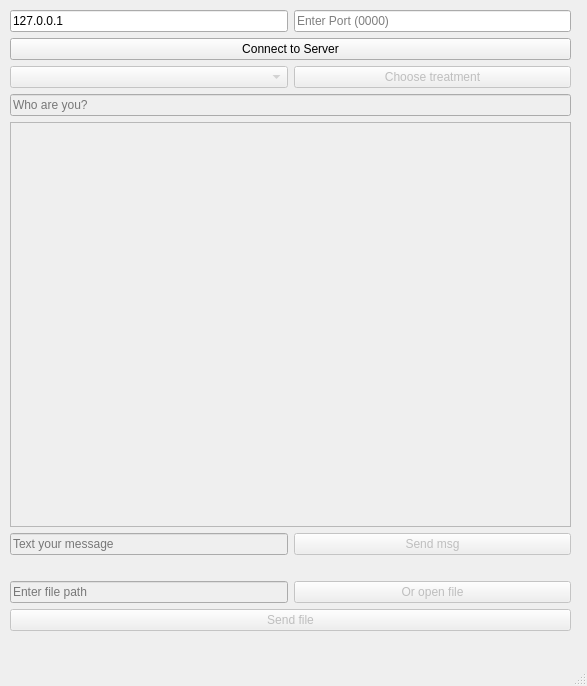
The window that practiceClient/mainwindow.ui (sdedge/productionPractice) describes before a commit, drawn with Qt 5.
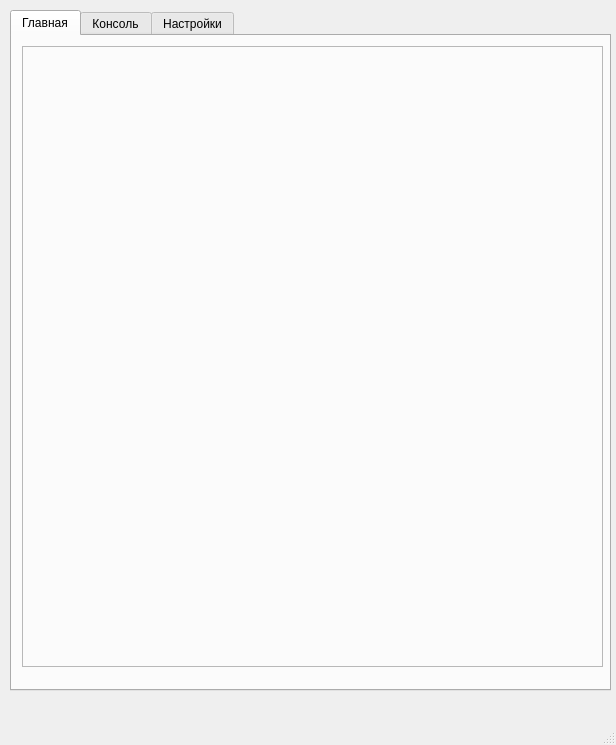
The same window after the commit.

Commit message:
Обновление интерфейса
Три вкладки - главная, консоль, настройки

Patch:
```diff
--- a/practiceClient/mainwindow.ui
+++ b/practiceClient/mainwindow.ui
@@ -6,8 +6,8 @@
    <rect>
     <x>0</x>
     <y>0</y>
-    <width>587</width>
-    <height>686</height>
+    <width>616</width>
+    <height>745</height>
    </rect>
   </property>
   <property name="windowTitle">
@@ -17,150 +17,75 @@
    <set>Qt::ImhFormattedNumbersOnly</set>
   </property>
   <widget class="QWidget" name="centralwidget">
-   <widget class="QWidget" name="gridLayoutWidget">
+   <widget class="QTabWidget" name="clientTabWidget">
     <property name="geometry">
      <rect>
       <x>10</x>
       <y>10</y>
-      <width>561</width>
-      <height>621</height>
+      <width>601</width>
+      <height>681</height>
      </rect>
     </property>
-    <layout class="QGridLayout" name="gridLayout">
-     <item row="0" column="0">
-      <widget class="QLineEdit" name="IPLineEdit">
-       <property name="text">
-        <string>127.0.0.1</string>
-       </property>
-       <property name="maxLength">
-        <number>15</number>
-       </property>
-       <property name="placeholderText">
-        <string>Enter IP (000.000.000.000)</string>
-       </property>
-      </widget>
-     </item>
-     <item row="9" column="0" colspan="2">
-      <widget class="QPushButton" name="sendFilePushButton">
-       <property name="enabled">
-        <bool>false</bool>
-       </property>
-       <property name="text">
-        <string>Send file</string>
-       </property>
-      </widget>
-     </item>
-     <item row="8" column="0">
-      <widget class="QLineEdit" name="filePathLineEdit">
-       <property name="enabled">
-        <bool>false</bool>
-       </property>
-       <property name="placeholderText">
-        <string>Enter file path</string>
-       </property>
-      </widget>
-     </item>
-     <item row="7" column="0" colspan="2">
-      <widget class="QLabel" name="filePathLabel">
-       <property name="text">
-        <string/>
-       </property>
-       <property name="alignment">
-        <set>Qt::AlignCenter</set>
-       </property>
-       <property name="wordWrap">
-        <bool>true</bool>
-       </property>
-      </widget>
-     </item>
-     <item row="4" column="0" colspan="2">
-      <widget class="QTextBrowser" name="textBrowser">
-       <property name="enabled">
-        <bool>false</bool>
-       </property>
-      </widget>
-     </item>
-     <item row="5" column="0">
-      <widget class="QLineEdit" name="lineEdit">
-       <property name="enabled">
-        <bool>false</bool>
-       </property>
-       <property name="placeholderText">
-        <string>Text your message</string>
-       </property>
-      </widget>
-     </item>
-     <item row="0" column="1">
-      <widget class="QLineEdit" name="PortLineEdit">
-       <property name="maxLength">
-        <number>5</number>
-       </property>
-       <property name="placeholderText">
-        <string>Enter Port (0000)</string>
-       </property>
-      </widget>
-     </item>
-     <item row="5" column="1">
-      <widget class="QPushButton" name="sendMsgPushButton">
-       <property name="enabled">
-        <bool>false</bool>
-       </property>
-       <property name="text">
-        <string>Send msg</string>
-       </property>
-      </widget>
-     </item>
-     <item row="3" column="0" colspan="2">
-      <widget class="QLineEdit" name="callMeLineEdit">
-       <property name="enabled">
-        <bool>false</bool>
-       </property>
-       <property name="placeholderText">
-        <string>Who are you?</string>
-       </property>
-      </widget>
-     </item>
-     <item row="8" column="1">
-      <widget class="QPushButton" name="openFilePushButton">
-       <property name="enabled">
-        <bool>false</bool>
-       </property>
-       <property name="text">
-        <string>Or open file</string>
-       </property>
-      </widget>
-     </item>
-     <item row="1" column="0" colspan="2">
-      <widget class="QPushButton" name="connectToServerPushButton">
-       <property name="enabled">
-        <bool>true</bool>
-       </property>
-       <property name="text">
-        <string>Connect to Server</string>
-       </property>
-      </widget>
-     </item>
-     <item row="2" column="0">
-      <widget class="QComboBox" name="chooseTreatmentComboBox">
-       <property name="enabled">
-        <bool>false</bool>
-       </property>
-       <property name="placeholderText">
-        <string>Show treatments</string>
-       </property>
-      </widget>
-     </item>
-     <item row="2" column="1">
-      <widget class="QPushButton" name="chooseTreatmentPushButton">
-       <property name="enabled">
-        <bool>false</bool>
-       </property>
-       <property name="text">
-        <string>Choose treatment</string>
-       </property>
-      </widget>
-     </item>
-    </layout>
+    <property name="currentIndex">
+     <number>0</number>
+    </property>
+    <widget class="QWidget" name="mainTab">
+     <attribute name="title">
+      <string>Главная</string>
+     </attribute>
+     <widget class="QFrame" name="mainFrame">
+      <property name="geometry">
+       <rect>
+        <x>10</x>
+        <y>10</y>
+        <width>581</width>
+        <height>621</height>
+       </rect>
+      </property>
+      <property name="frameShape">
+       <enum>QFrame::StyledPanel</enum>
+      </property>
+      <property name="frameShadow">
+       <enum>QFrame::Raised</enum>
+      </property>
+     </widget>
+    </widget>
+    <widget class="QWidget" name="consoleTab">
+     <attribute name="title">
+      <string>Консоль</string>
+     </attribute>
+     <widget class="QTextBrowser" name="consoleTextBrowser">
+      <property name="geometry">
+       <rect>
+        <x>10</x>
+        <y>10</y>
+        <width>581</width>
+        <height>631</height>
+       </rect>
+      </property>
+     </widget>
+    </widget>
+    <widget class="QWidget" name="settingsTab">
+     <attribute name="title">
+      <string>Настройки</string>
+     </attribute>
+     <widget class="QFrame" name="settingsMainFrame">
+      <property name="geometry">
+       <rect>
+        <x>0</x>
+        <y>10</y>
+        <width>591</width>
+        <height>231</height>
+       </rect>
+      </property>
+      <property name="frameShape">
+       <enum>QFrame::StyledPanel</enum>
+      </property>
+      <property name="frameShadow">
+       <enum>QFrame::Raised</enum>
+      </property>
+     </widget>
+    </widget>
    </widget>
   </widget>
   <widget class="QMenuBar" name="menubar">
```
Left out of the diff: 2 changed lines with no effect on the pictures.
